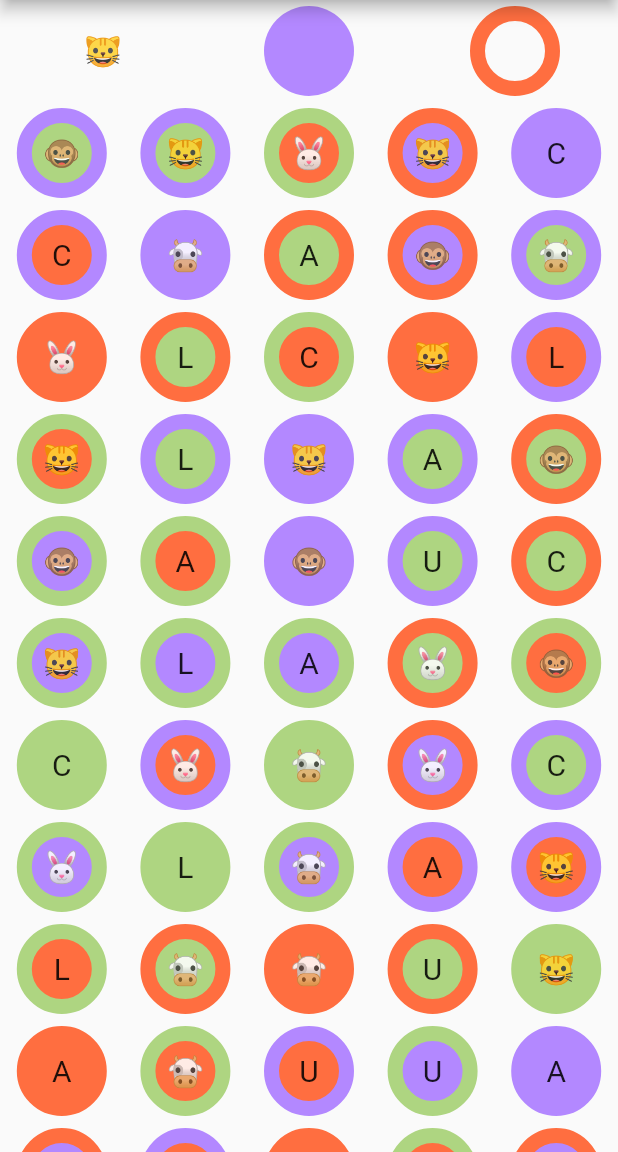
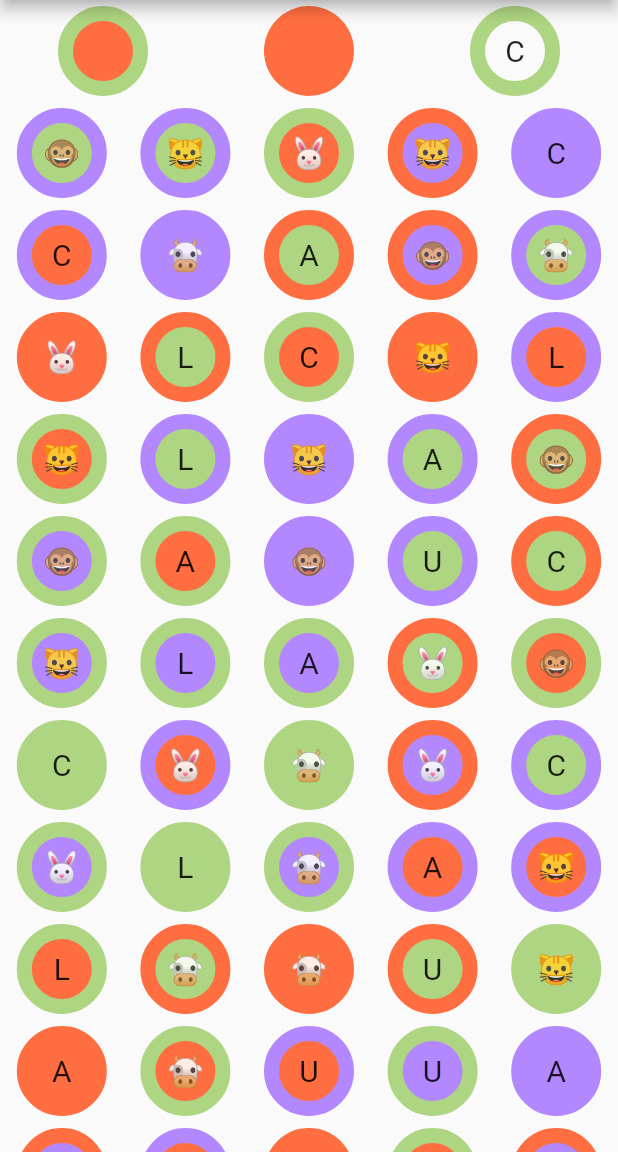
Before and after one commit to balintsera/figurx, a Flutter app: the screen it shows after launch, on a phone screen of 412 x 824 dp, the part 84-1236 px from its top. Run offline on Flutter 3.47's test engine with Material 2 defaults, Android fonts, the phone set to English and light mode, and no system bars.

Commit message:
better looking code

```diff
--- a/lib/view/board.dart
+++ b/lib/view/board.dart
@@ -2,8 +2,8 @@ import 'package:flutter/material.dart';
 import 'game.dart';
 import '../service/board_layout.dart';
 import './dice_view.dart';
-import '../entity/figure.dart';
 import 'figure_row.dart';
+import 'figure_view.dart';
 
 class Board extends State<Game> {
   int numRows = 5;
@@ -11,12 +11,14 @@ class Board extends State<Game> {
   @override
   Widget build(BuildContext context) {
     final layout = new BoardLayout.withDefaults();
-    List<Figure> randomlyOrdered =
-        layout.randomSubSet(layout.allPermutations.length);
+    List<FigureView> randomlyOrdered = layout
+        .randomSubSet(layout.allPermutations.length)
+        .map((fig) => new FigureView(fig))
+        .toList();
     List<Widget> rows = [];
 
     // add dice as row
-    rows.add(new DiceView(randomlyOrdered[3].figure, randomlyOrdered[3].bgColor, randomlyOrdered[3].borderColor));
+    rows.add(new DiceView(layout.allPermutations[10]));
 
     // Add figures by three to widgets
     for (var i = numRows; i <= randomlyOrdered.length; i += numRows) {
--- a/lib/view/dice_view.dart
+++ b/lib/view/dice_view.dart
@@ -1,24 +1,27 @@
 import 'package:flutter/material.dart';
 import '../entity/figure.dart';
+import 'figure_row.dart';
 import 'figure_view.dart';
-import 'figure_row.dart';
 
 class DiceView extends StatelessWidget {
   Color border;
   Color background;
   String center;
 
-  DiceView(this.center, this.background, this.border) {
-
+  DiceView(Figure figure) {
+    center = figure.figure;
+    border = figure.borderColor;
+    background = figure.bgColor;
   }
 
   @override
   Widget build(BuildContext context) {
-    var figures = new List<Figure>();
+    var figures = new List<FigureView>();
+    Figure fig = new Figure(center, background, border);
     figures.addAll([
-      new Figure(center, background.withOpacity(0.0), border.withOpacity(0.0)),
-      new Figure("", background, border.withOpacity(0.0)),
-      new Figure("", background.withOpacity(0.0), border)
+      new FigureView.hideCenter(fig),
+      new FigureView.hideBorder(fig),
+      new FigureView.hideBg(fig)
     ]);
 
     return new Column(
--- a/lib/view/figure_row.dart
+++ b/lib/view/figure_row.dart
@@ -1,27 +1,23 @@
 import 'package:flutter/material.dart';
 import 'figure_view.dart';
-import '../entity/figure.dart';
 
 class FigureRow extends StatelessWidget {
-  final List<Figure> figures;
+  final List<FigureView> figureViews;
   final int numRows;
 
-  FigureRow(this.figures, this.numRows);
+  FigureRow(this.figureViews, this.numRows);
 
   @override
   Widget build(BuildContext context) {
      return new Column(
-      children: [_getOneRow(figures)],
+      children: [_getOneRow()],
     );
   }
 
-  Row _getOneRow(List<Figure> figures) {
+  Row _getOneRow() {
     List<Expanded> children = [];
     for (var i = 0; i < numRows; i++) {
-      var expanded = new Expanded(
-          child: new FigureView(
-              figures[i].figure, figures[i].bgColor, figures[i].borderColor)
-      );
+      var expanded = new Expanded(child: this.figureViews[i]);
       children.add(expanded);
     }
     return new Row(children: children);
--- a/lib/view/figure_view.dart
+++ b/lib/view/figure_view.dart
@@ -1,11 +1,34 @@
 import 'package:flutter/material.dart';
+import '../entity/figure.dart';
 
 class FigureView extends StatelessWidget {
-  final String figure;
-  final Color borderColor;
-  final Color bgColor;
+  String center;
+  Color borderColor;
+  Color bgColor;
 
-  FigureView(this.figure, this.bgColor, this.borderColor);
+  FigureView(Figure figure) {
+    center = figure.figure;
+    borderColor = figure.borderColor;
+    bgColor = figure.bgColor;
+  }
+
+  FigureView.hideCenter(Figure figure) {
+    center = "";
+    borderColor = figure.borderColor;
+    bgColor = figure.bgColor;
+  }
+
+  FigureView.hideBg(Figure figure) {
+    center = figure.figure;
+    borderColor = figure.borderColor;
+    bgColor = figure.bgColor.withOpacity(0.0);
+  }
+
+  FigureView.hideBorder(Figure figure) {
+    center = "";
+    borderColor = figure.borderColor.withOpacity(0.0);
+    bgColor = figure.bgColor;
+  }
 
   double borderHeight = 10.0;
   double padding = 4.0;
@@ -23,10 +46,10 @@ class FigureView extends StatelessWidget {
       // red circle
       child: _centralFigure(),
       decoration: new BoxDecoration(
-        color: this.bgColor,
+        color: bgColor,
         shape: BoxShape.circle,
         border: new Border.all(
-          color: this.borderColor,
+          color: borderColor,
           width: borderHeight,
         ),
       ),
@@ -41,7 +64,7 @@ class FigureView extends StatelessWidget {
   Center _centralFigure() {
     return new Center(
         child: new Text(
-          figure,
+          center,
           textAlign: TextAlign.center,
           style: new TextStyle(
             fontSize: fontSize,
```
